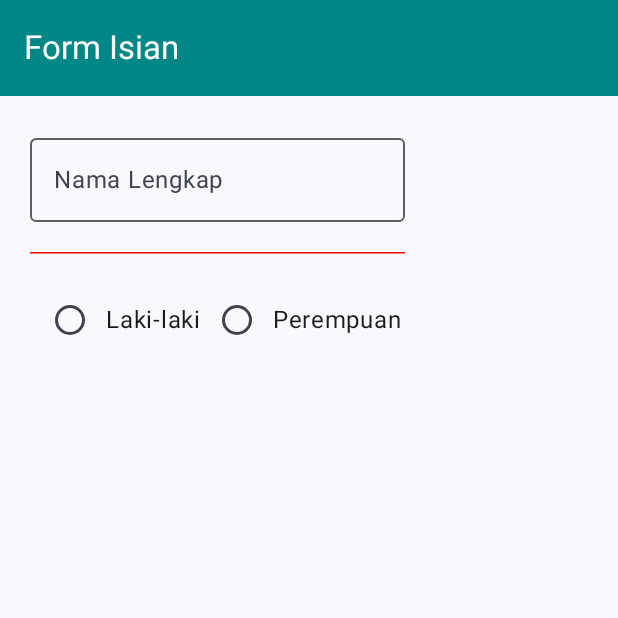
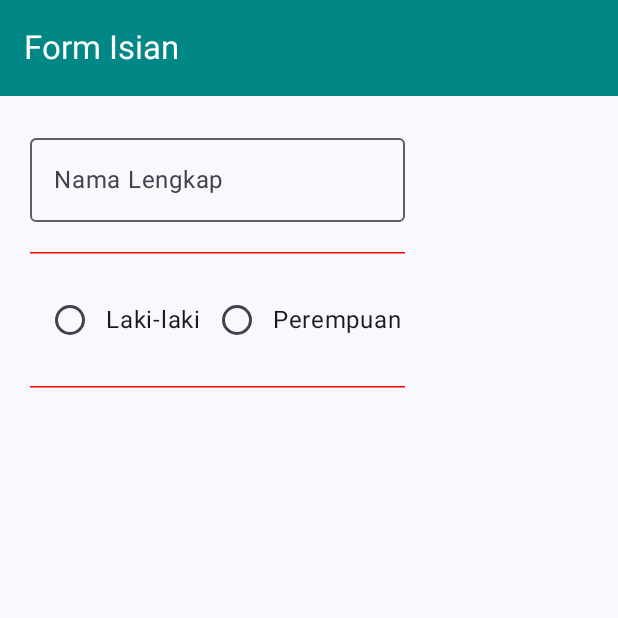
Before and after one commit to nisrinasals/QuestNavigasiUI_054, an Android app built with Jetpack Compose: the composable FormIsian shown on its own in the app's theme, on a phone screen of 412 x 824 dp, the top half of it. Run offline under Robolectric (Android 15) with nearby library versions, the phone set to English and light mode, and no system bars.

Commit message:
menambah divider

```diff
--- a/app/src/main/java/com/example/questnavigasiui/view/Formulir.kt
+++ b/app/src/main/java/com/example/questnavigasiui/view/Formulir.kt
@@ -64,10 +64,16 @@ fun FormIsian(
                         selected = false,
                         onClick = {item}
                     )
-                    Text(text = item)
-                }
+                    Text(text = item) }
                 }
             }
+            HorizontalDivider(modifier = Modifier
+                .padding(20.dp)
+                .width(250.dp),
+                thickness = 1.dp,
+                color = Color.Red
+            )
+
         }
     }
 }
```
